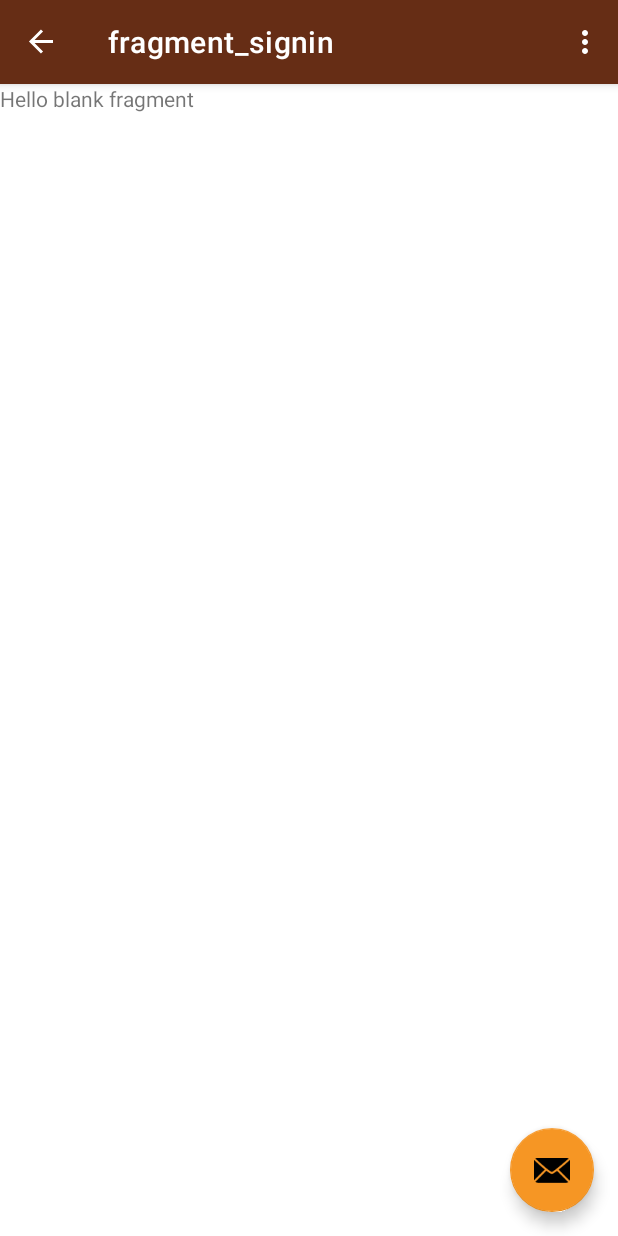
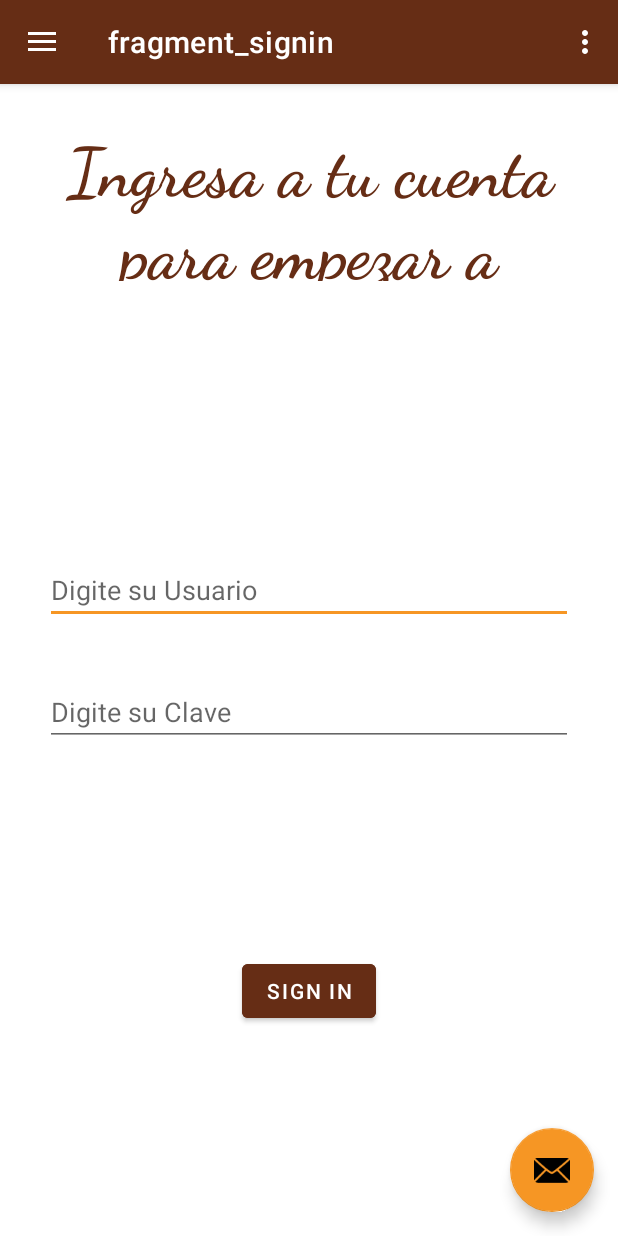
Before and after one commit to joswald123/RestaurantApp2, an Android app: the screen it shows after launch (MainActivity), in the side drawer, after a tap on "Sign In", on a phone screen of 412 x 824 dp. Run offline under Robolectric (Android 15) with nearby library versions, the phone set to English and light mode, and no system bars; our stand-ins replace navigation-ui.

Commit message:
added signIn & signUp layout

```diff
--- a/app/src/main/java/usa/sesion1/reto2/MainActivity.java
+++ b/app/src/main/java/usa/sesion1/reto2/MainActivity.java
@@ -28,7 +28,9 @@ public class MainActivity extends AppCompatActivity {
         binding = ActivityMainBinding.inflate(getLayoutInflater());
         setContentView(binding.getRoot());
 
+
         setSupportActionBar(binding.appBarMain.toolbar);
+
         binding.appBarMain.fab.setOnClickListener(new View.OnClickListener() {
             @Override
             public void onClick(View view) {
@@ -41,7 +43,8 @@ public class MainActivity extends AppCompatActivity {
         // Passing each menu ID as a set of Ids because each
         // menu should be considered as top level destinations.
         mAppBarConfiguration = new AppBarConfiguration.Builder(
-                R.id.nav_home, R.id.nav_gallery, R.id.nav_slideshow, R.id.nav_menu)
+                R.id.nav_home, R.id.nav_gallery, R.id.nav_slideshow, R.id.nav_menu, R.id.nav_service,
+                R.id.nav_sucursales, R.id.nav_signin, R.id.nav_signup)
                 .setOpenableLayout(drawer)
                 .build();
         NavController navController = Navigation.findNavController(this, R.id.nav_host_fragment_content_main);
--- /dev/null
+++ b/app/src/main/res/drawable/ic_baseline_home.xml
@@ -0,0 +1,10 @@
+<vector xmlns:android="http://schemas.android.com/apk/res/android"
+    android:width="24dp"
+    android:height="24dp"
+    android:viewportWidth="24"
+    android:viewportHeight="24"
+    android:tint="?attr/colorControlNormal">
+  <path
+      android:fillColor="@android:color/white"
+      android:pathData="M10,20v-6h4v6h5v-8h3L12,3 2,12h3v8z"/>
+</vector>
--- a/app/src/main/res/layout/fragment_menu.xml
+++ b/app/src/main/res/layout/fragment_menu.xml
@@ -16,7 +16,7 @@
             android:layout_height="wrap_content"
             android:paddingTop="15dp"
             android:paddingBottom="25dp"
-            android:text="Selecciona tu menú:"
+            android:text="@string/menu_tittle"
             android:textAlignment="center"
             android:fontFamily="@font/dancingscriptbold"
             android:textAppearance="@style/TextAppearance.AppCompat.Large"
--- a/app/src/main/res/layout/fragment_signin.xml
+++ b/app/src/main/res/layout/fragment_signin.xml
@@ -1,14 +1,75 @@
 <?xml version="1.0" encoding="utf-8"?>
-<FrameLayout xmlns:android="http://schemas.android.com/apk/res/android"
+<androidx.constraintlayout.widget.ConstraintLayout xmlns:android="http://schemas.android.com/apk/res/android"
+    xmlns:app="http://schemas.android.com/apk/res-auto"
     xmlns:tools="http://schemas.android.com/tools"
     android:layout_width="match_parent"
     android:layout_height="match_parent"
-    tools:context=".signinFragment">
+    tools:context=".MainActivity">
 
-    <!-- TODO: Update blank fragment layout -->
     <TextView
-        android:layout_width="match_parent"
-        android:layout_height="match_parent"
-        android:text="@string/hello_blank_fragment" />
+        android:id="@+id/tvwMenu"
+        android:layout_width="340dp"
+        android:layout_height="148dp"
+        android:layout_marginEnd="36dp"
+        android:fontFamily="@font/dancingscriptbold"
+        android:paddingTop="15dp"
+        android:paddingBottom="25dp"
+        android:text="@string/menu_tittlesignin"
+        android:textAlignment="center"
+        android:textAppearance="@style/TextAppearance.AppCompat.Large"
+        android:textColor="#662D15"
+        android:textSize="45sp"
 
-</FrameLayout>
+        android:textStyle="bold"
+        app:layout_constraintBottom_toTopOf="@+id/edtNuevoUsuario"
+        app:layout_constraintEnd_toEndOf="parent"
+        app:layout_constraintTop_toTopOf="parent"
+        app:layout_constraintVertical_bias="0.053" />
+
+    <EditText
+        android:id="@+id/edtNuevoUsuario"
+        android:layout_width="0dp"
+        android:layout_height="wrap_content"
+
+        android:layout_marginStart="30dp"
+        android:layout_marginEnd="30dp"
+        android:layout_marginBottom="408dp"
+        android:hint="Digite su Usuario"
+
+        app:layout_constraintBottom_toBottomOf="parent"
+        app:layout_constraintEnd_toEndOf="parent"
+
+        app:layout_constraintHorizontal_bias="0.0"
+        app:layout_constraintStart_toStartOf="parent"
+        app:layout_constraintTop_toBottomOf="@+id/tvwMensaje"
+        app:layout_constraintVertical_bias="0.1" />
+
+    <EditText
+        android:id="@+id/edtNuevaClave"
+        android:layout_width="0dp"
+        android:layout_height="wrap_content"
+        android:layout_marginStart="30dp"
+        android:layout_marginEnd="30dp"
+        android:hint="Digite su Clave"
+        android:inputType="textPassword"
+        app:layout_constraintBottom_toBottomOf="parent"
+
+        app:layout_constraintEnd_toEndOf="parent"
+        app:layout_constraintStart_toStartOf="parent"
+
+        app:layout_constraintTop_toBottomOf="@+id/edtNuevoUsuario"
+        app:layout_constraintVertical_bias="0.1" />
+
+    <Button
+        android:id="@+id/btnRegistro"
+        android:layout_width="wrap_content"
+        android:layout_height="wrap_content"
+        android:backgroundTint="#662D15"
+        android:text="Sign In"
+        android:textColor="#FFFFFF"
+        app:layout_constraintBottom_toBottomOf="parent"
+        app:layout_constraintEnd_toEndOf="parent"
+        app:layout_constraintStart_toStartOf="parent"
+        app:layout_constraintTop_toBottomOf="@+id/edtNuevaClave" />
+
+</androidx.constraintlayout.widget.ConstraintLayout>
--- a/app/src/main/res/menu/activity_main_drawer.xml
+++ b/app/src/main/res/menu/activity_main_drawer.xml
@@ -4,11 +4,11 @@
     tools:showIn="navigation_view">
 
     <group android:checkableBehavior="single">
+        <item
+            android:id="@+id/nav_home"
+            android:icon="@drawable/ic_baseline_home"
+            android:title="@string/menu_home" />
         <!--<item
-            android:id="@+id/nav_home"
-            android:icon="@drawable/ic_menu_camera"
-            android:title="@string/menu_home" />
-        <item
             android:id="@+id/nav_gallery"
             android:icon="@drawable/ic_menu_gallery"
             android:title="@string/menu_gallery" />
--- a/app/src/main/res/values/strings.xml
+++ b/app/src/main/res/values/strings.xml
@@ -15,6 +15,9 @@
     <string name="menu_sucursales">Sucursales</string>
     <string name="menu_signin">Sign In</string>
     <string name="menu_signup">Sign Up</string>
+    <string name="menu_tittle">Menú</string>
+    <string name="menu_tittlesignup">Crea tu cuenta para empezar a ordenar</string>
+    <string name="menu_tittlesignin">Ingresa a tu cuenta para empezar a ordenar</string>
     <!-- TODO: Remove or change this placeholder text -->
     <string name="hello_blank_fragment">Hello blank fragment</string>
 </resources>
```
Also changed, not shown: app/src/main/res/layout/fragment_signup.xml (+83 -6 lines).
